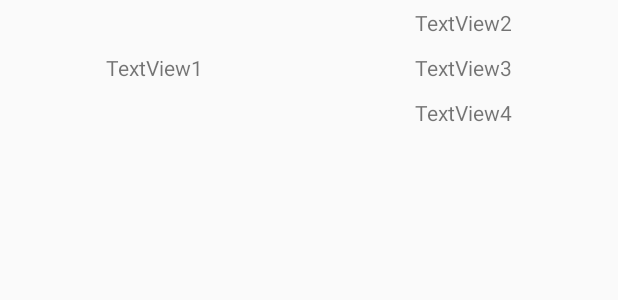
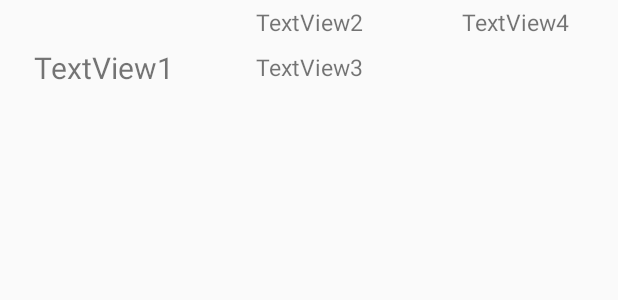
Before and after one commit to CMPUT301F20T40/DLPBGJ, an Android app: the layout bookcontent.xml on its own in the app's theme, with its tools: preview values and no code run, on a phone screen of 412 x 824 dp. Shown: the top 300 px of the screen. Run offline under Robolectric (Android 15) with nearby library versions, the phone set to English and light mode, and no system bars.

Commit message:
Changes to bookcontent.xml
Small changes to the linear layout

```diff
--- a/DLPBGJ (Android)/app/src/main/res/layout/bookcontent.xml
+++ b/DLPBGJ (Android)/app/src/main/res/layout/bookcontent.xml
@@ -3,7 +3,7 @@
     android:orientation="horizontal"
     android:layout_width="match_parent"
     android:layout_height="match_parent"
-    android:weightSum="100">
+    >
 
 
     <TextView
@@ -13,19 +13,21 @@
         android:layout_width="match_parent"
         android:layout_height="90dp"
         android:id="@+id/textView1"
-        android:layout_weight="50"/>
+        android:textSize="20sp"
+        android:layout_weight="1"/>
 
     <LinearLayout
         android:orientation="vertical"
         android:layout_width="match_parent"
         android:layout_height="wrap_content"
-        android:layout_weight="50">
+        android:layout_weight="1">
 
         <TextView
             android:gravity="center"
             android:text="TextView2"
             android:layout_width="match_parent"
             android:layout_height="30dp"
+            android:textSize="15sp"
             android:id="@+id/textView2"/>
 
         <TextView
@@ -34,17 +36,23 @@
             android:layout_width="match_parent"
             android:layout_height="30dp"
             android:id="@+id/textView3"
+            android:textSize="15sp"
             android:layout_below="@+id/textView2"/>
+    </LinearLayout>
+
+    <LinearLayout
+        android:layout_width="match_parent"
+        android:layout_height="wrap_content"
+        android:layout_weight="1"
+        android:orientation="vertical">
         <TextView
             android:gravity="center"
             android:text="TextView4"
             android:layout_width="match_parent"
             android:layout_height="30dp"
+            android:textSize="15sp"
             android:id="@+id/textView4"
             android:layout_below="@+id/textView4"/>
-
-
+    </LinearLayout>
 
     </LinearLayout>
-
-</LinearLayout>
```
